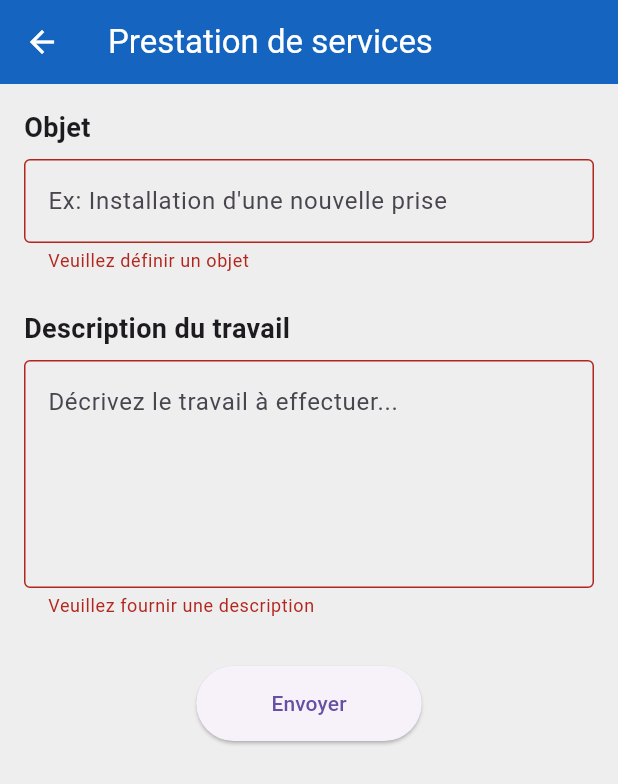
After one commit to jasonemmanue/ElectricityApp, a Flutter app: the TaskRequestScreen screen opened directly, after a tap on "Envoyer", on a phone screen of 412 x 824 dp. The commit adds this screen. Shown: the top 784 px of the screen. Run offline on Flutter 3.47's test engine with Material 3 defaults, Android fonts, the phone set to English and light mode, and no system bars; our stand-ins replace cloud_firestore, firebase_auth, firebase_core, scrollable_positioned_list; missing offline and left inert: encrypt; accounts and stored records are empty.

Commit message:
messages et derniers services

```diff
--- /dev/null
+++ b/lib/screens/task_request_screen.dart
@@ -0,0 +1,124 @@
+// lib/screens/task_request_screen.dart
+import 'package:flutter/material.dart';
+import 'package:cloud_firestore/cloud_firestore.dart';
+import 'package:firebase_auth/firebase_auth.dart';
+
+class TaskRequestScreen extends StatefulWidget {
+  // --- MODIFICATION ICI : "const" a été retiré ---
+  const TaskRequestScreen({super.key});
+
+  @override
+  _TaskRequestScreenState createState() => _TaskRequestScreenState();
+}
+
+class _TaskRequestScreenState extends State<TaskRequestScreen> {
+  final _formKey = GlobalKey<FormState>();
+  final TextEditingController _objectController = TextEditingController();
+  final TextEditingController _descriptionController = TextEditingController();
+
+  void _submitTaskRequest() async {
+    if (_formKey.currentState!.validate()) {
+      final user = FirebaseAuth.instance.currentUser;
+      if (user == null) {
+        ScaffoldMessenger.of(context).showSnackBar(
+          const SnackBar(content: Text('Erreur : Vous devez être connecté.')),
+        );
+        return;
+      }
+
+      final String taskMessage = """
+**Prestation de service (Travaux à la tâche)**
+
+**Objet:**
+${_objectController.text}
+
+**Description du travail:**
+${_descriptionController.text}
+""";
+
+      await FirebaseFirestore.instance
+          .collection('chats')
+          .doc(user.uid)
+          .collection('messages')
+          .add({
+        'text': taskMessage,
+        'senderId': user.uid,
+        'timestamp': Timestamp.now(),
+      });
+
+      await FirebaseFirestore.instance.collection('chats').doc(user.uid).set({
+        'lastMessageAt': Timestamp.now(),
+        'userEmail': user.email,
+        'userId': user.uid,
+      }, SetOptions(merge: true));
+
+      ScaffoldMessenger.of(context).showSnackBar(
+        const SnackBar(content: Text('Demande de service envoyée dans le chat !')),
+      );
+
+      if (Navigator.canPop(context)) {
+        Navigator.pop(context);
+      }
+    }
+  }
+
+  @override
+  Widget build(BuildContext context) {
+    return Scaffold(
+      appBar: AppBar(
+        title: const Text('Prestation de services'),
+        backgroundColor: Colors.blue.shade800,
+      ),
+      body: SingleChildScrollView(
+        padding: const EdgeInsets.all(16.0),
+        child: Form(
+          key: _formKey,
+          child: Column(
+            crossAxisAlignment: CrossAxisAlignment.start,
+            children: [
+              const Text('Objet', style: TextStyle(fontSize: 18, fontWeight: FontWeight.bold)),
+              const SizedBox(height: 8),
+              TextFormField(
+                controller: _objectController,
+                decoration: const InputDecoration(
+                  hintText: 'Ex: Installation d\'une nouvelle prise',
+                  border: OutlineInputBorder(),
+                ),
+                validator: (value) => value!.isEmpty ? 'Veuillez définir un objet' : null,
+              ),
+              const SizedBox(height: 24),
+              const Text('Description du travail', style: TextStyle(fontSize: 18, fontWeight: FontWeight.bold)),
+              const SizedBox(height: 8),
+              TextFormField(
+                controller: _descriptionController,
+                maxLines: 5,
+                decoration: const InputDecoration(
+                  hintText: 'Décrivez le travail à effectuer...',
+                  border: OutlineInputBorder(),
+                ),
+                validator: (value) => value!.isEmpty ? 'Veuillez fournir une description' : null,
+              ),
+              const SizedBox(height: 32),
+              Center(
+                child: ElevatedButton(
+                  onPressed: _submitTaskRequest,
+                  style: ElevatedButton.styleFrom(
+                    padding: const EdgeInsets.symmetric(horizontal: 50, vertical: 15),
+                  ),
+                  child: const Text('Envoyer'),
+                ),
+              ),
+            ],
+          ),
+        ),
+      ),
+    );
+  }
+
+  @override
+  void dispose() {
+    _objectController.dispose();
+    _descriptionController.dispose();
+    super.dispose();
+  }
+}
--- a/pubspec.yaml
+++ b/pubspec.yaml
@@ -40,6 +40,8 @@ dependencies:
   shared_preferences: ^2.2.2
 
   cupertino_icons: ^1.0.8
+  scrollable_positioned_list: ^0.3.8
+  encrypt: ^5.0.3
 
 dev_dependencies:
   flutter_test:
```
Also changed, not shown: lib/screens/chat_screen.dart (+220 -108 lines), lib/screens/home_screen.dart (+15 -2 lines), lib/services/encryption_service.dart (added, +37 -0 lines), lib/widgets/message_bubble.dart (added, +90 -0 lines), pubspec.lock.
